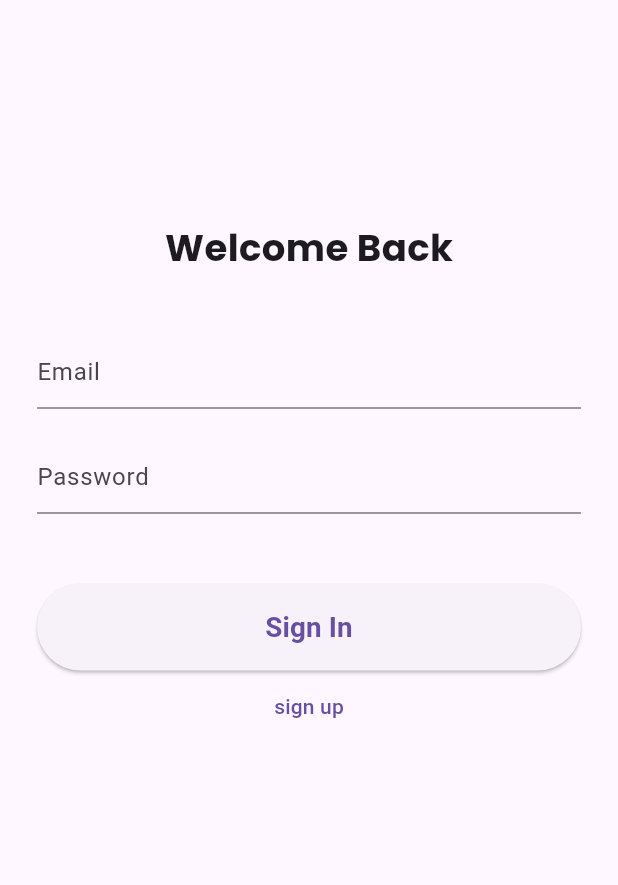
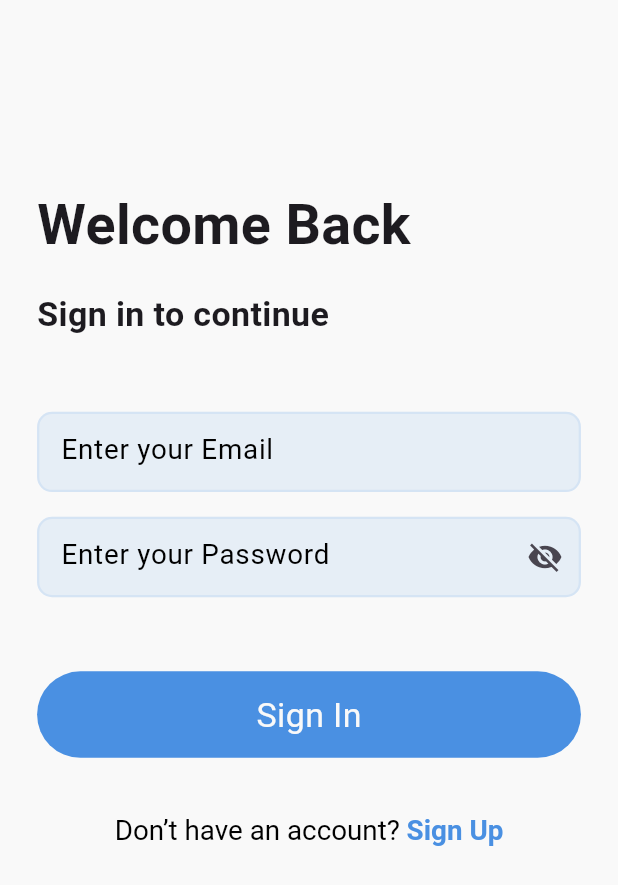
Before and after one commit to thwybhbadas/blog_app, a Flutter app: the SigninView screen opened by its route, on a phone screen of 412 x 824 dp. Shown: the top 885 px of the screen. Run offline on Flutter 3.47's test engine with Material 3 defaults, Android fonts, the phone set to English and light mode, and no system bars; our stand-ins replace cloud_firestore, firebase_auth, firebase_core, get, google_fonts, lottie; accounts and stored records are empty; Roboto replaces fonts that are missing (Zain).

Commit message:
8	UI/UX Design for Mobile Apps Mobile UX principles. Colors & Typography. Firestore CRUD operations. Real-time data. Connect Firestore with GetX.

```diff
--- /dev/null
+++ b/lib/app/core/utils/app_colors.dart
@@ -0,0 +1,10 @@
+import 'package:flutter/material.dart';
+
+class AppColors {
+  static const primary = Color(0xFF4A90E2);
+    static const scandry = Color.fromARGB(28, 74, 145, 226);
+
+  static const background = Color(0xFFF9F9F9);
+  static const textDark = Color(0xFF222222);
+  static const error = Color(0xFFE74C3C);
+}
--- a/lib/app/core/utils/app_dimensions.dart
+++ b/lib/app/core/utils/app_dimensions.dart
@@ -14,7 +14,7 @@ class AppDimensions {
   static double buttonHeight = screenHeight * 0.07;
 
   // Font sizes
-  static double fontSmall = screenWidth * 0.035;
-  static double fontMedium = screenWidth * 0.045;
-  static double fontLarge = screenWidth * 0.06;
+  static double fontSmall = screenWidth * 0.045;
+  static double fontMedium = screenWidth * 0.055;
+  static double fontLarge = screenWidth * 0.09;
 }
--- a/lib/app/core/utils/app_text_style.dart
+++ b/lib/app/core/utils/app_text_style.dart
@@ -1,10 +1,11 @@
 import 'package:flutter/material.dart';
 import 'package:google_fonts/google_fonts.dart';
+import 'package:myblog/app/core/utils/app_colors.dart';
 import 'package:myblog/app/core/utils/app_dimensions.dart';
 
 class AppTextStyles {
   // Titles
-  static TextStyle titleLarge = GoogleFonts.poppins(
+  static TextStyle titleLarge = GoogleFonts.zain(
     fontSize: AppDimensions.fontLarge,
     fontWeight: FontWeight.bold,
   );
@@ -18,12 +19,19 @@ class AppTextStyles {
   static TextStyle body = GoogleFonts.zain(
     fontSize: AppDimensions.fontSmall,
     fontWeight: FontWeight.normal,
+    color: Colors.black
   );
 
   // Buttons
   static TextStyle button = GoogleFonts.zain(
     fontSize: AppDimensions.fontMedium,
+    fontWeight: FontWeight.normal,
+    color: AppColors.background,
+  );
+  static TextStyle links = GoogleFonts.zain(
+    fontSize: AppDimensions.fontSmall,
     fontWeight: FontWeight.w600,
+    color: AppColors.primary,
   );
 
   // Caption
--- a/lib/app/modules/auth/views/signin_view.dart
+++ b/lib/app/modules/auth/views/signin_view.dart
@@ -1,6 +1,7 @@
 import 'package:flutter/material.dart';
 
 import 'package:get/get.dart';
+import 'package:myblog/app/core/utils/app_colors.dart';
 import 'package:myblog/app/core/utils/app_dimensions.dart';
 import 'package:myblog/app/core/utils/app_text_style.dart';
 import 'package:myblog/app/modules/auth/controllers/auth_controller.dart';
@@ -15,82 +16,143 @@ class SigninView extends GetView<AuthController> {
   @override
   Widget build(BuildContext context) {
     return Scaffold(
+      //
+      backgroundColor: AppColors.background,
+
       body: SingleChildScrollView(
         child: Padding(
           padding: EdgeInsets.all(AppDimensions.paddingMedium),
-          // padding: const EdgeInsets.all(20),
           child: Column(
+            crossAxisAlignment: CrossAxisAlignment.start,
             children: [
+              SizedBox(height: AppDimensions.screenHeight * 0.12),
+              Text("Welcome Back", style: AppTextStyles.titleLarge),
               //
-              SizedBox(height: AppDimensions.screenHeight * 0.15),
+              SizedBox(height: AppDimensions.paddingSmall),
               //
-              Text(
-                "Welcome Back",
-
-                // style: TextStyle(
-                //   fontSize: AppDimensions.fontLarge,
-                //   fontWeight: FontWeight.bold,
-                // ),
-                style: AppTextStyles.titleLarge,
-              ),
-              //
-              SizedBox(height: AppDimensions.screenHeight * 0.05),
-
+              Text("Sign in to continue", style: AppTextStyles.titleMedium),
+              SizedBox(height: AppDimensions.screenHeight * 0.06),
               // Email
               SizedBox(
                 height: AppDimensions.fieldHeight,
                 child: TextField(
+                  keyboardType: TextInputType.emailAddress,
                   controller: emailController,
-                  decoration: const InputDecoration(hintText: "Email"),
+                  decoration: InputDecoration(
+                    filled: true,
+                    fillColor: AppColors.scandry,
+                    border: InputBorder.none, // إخفاء الحدود
+                    enabledBorder: OutlineInputBorder(
+                      borderSide: BorderSide(
+                        color: AppColors.scandry,
+                        width: 1.5,
+                      ),
+                      borderRadius: BorderRadius.circular(10),
+                    ),
+                    focusedBorder: OutlineInputBorder(
+                      borderSide: BorderSide(
+                        color: AppColors.primary,
+                        width: 1.5,
+                      ),
+                      borderRadius: BorderRadius.circular(10),
+                    ),
+                    hintText: "Enter your Email",
+                    hintStyle: AppTextStyles.body,
+                  ),
                 ),
               ),
 
-              // const SizedBox(height: 15),
               SizedBox(height: AppDimensions.paddingSmall),
 
-              SizedBox(
-                height: AppDimensions.fieldHeight,
-                child: TextField(
-                  controller: passwordController,
-                  obscureText: true,
-                  decoration: const InputDecoration(hintText: "Password"),
+              Obx(
+                () => SizedBox(
+                  height: AppDimensions.fieldHeight,
+                  child: TextField(
+                    keyboardType: TextInputType.visiblePassword,
+                    controller: passwordController,
+                    obscureText: controller.isPasswordHidden.value,
+                    decoration: InputDecoration(
+                      filled: true,
+                      fillColor: AppColors.scandry,
+                      border: InputBorder.none, // إخفاء الحدود
+                      enabledBorder: OutlineInputBorder(
+                        borderSide: BorderSide(
+                          color: AppColors.scandry,
+                          width: 1.5,
+                        ),
+                        borderRadius: BorderRadius.circular(10),
+                      ),
+                      focusedBorder: OutlineInputBorder(
+                        borderSide: BorderSide(
+                          color: AppColors.primary,
+                          width: 1.5,
+                        ),
+                        borderRadius: BorderRadius.circular(10),
+                      ),
+                      hintText: "Enter your Password",
+                      hintStyle: AppTextStyles.body,
+                      suffixIcon: IconButton(
+                        icon: Icon(
+                          controller.isPasswordHidden.value
+                              ? Icons.visibility_off
+                              : Icons.visibility,
+                        ),
+                        onPressed: controller.togglePassword,
+                      ),
+                    ),
+                  ),
                 ),
               ),
-              SizedBox(height: AppDimensions.screenHeight * 0.05),
 
-              // const SizedBox(height: 25),
+              SizedBox(height: AppDimensions.screenHeight * 0.06),
 
               // Button
-              SizedBox(
-                //
-                height: AppDimensions.buttonHeight,
-                width: double.infinity,
-                child: Obx(
-                  () => controller.isLoading.value
-                      ? const Center(child: CircularProgressIndicator())
-                      : ElevatedButton(
-                          onPressed: () {
-                            controller.signIn(
-                              emailController.text.trim(),
-                              passwordController.text.trim(),
-                            );
-                          },
-                          child: Text(
-                            "Sign In",
-                            style: AppTextStyles.button,
-                            // style: TextStyle(
-                            //   //
-                            //   fontSize: AppDimensions.fontMedium,
-                            // ),
+              Obx(
+                () => controller.isLoading.value
+                    ? Center(child: CircularProgressIndicator())
+                    : InkWell(
+                        borderRadius: BorderRadius.circular(30),
+                        onTap: () => controller.signIn(
+                          emailController.text.trim(),
+                          passwordController.text.trim(),
+                        ),
+                        child: Container(
+                          height: AppDimensions.buttonHeight,
+                          width: double.infinity,
+                          decoration: BoxDecoration(
+                            borderRadius: BorderRadius.circular(30),
+                            color: AppColors.primary,
+                          ),
+                          child: Center(
+                            child: Text("Sign In", style: AppTextStyles.button),
                           ),
                         ),
+                      ),
+              ),
+
+              SizedBox(height: AppDimensions.paddingMedium),
+              // -------- SIGN UP LINK --------
+              Center(
+                child: TextButton(
+                  onPressed: () {
+                    Get.toNamed(Routes.SIGNUP);
+                  },
+                  child:RichText(text: TextSpan(
+                    children: [
+                      TextSpan(
+                        text:  "Don’t have an account?",
+                        style: AppTextStyles.body,
+                      ),
+                      TextSpan(
+                        text:  " ",
+                      ),
+                      TextSpan(
+                        text:  "Sign Up",
+                        style: AppTextStyles.links,
+                      ),
+                    ]
+                  ))
                 ),
-              ),
-              TextButton(
-                onPressed: () {
-                  Get.offAndToNamed(Routes.SIGNUP);
-                },
-                child: Text("sign up"),
               ),
             ],
           ),
--- a/lib/app/modules/splash/controllers/splash_controller.dart
+++ b/lib/app/modules/splash/controllers/splash_controller.dart
@@ -11,7 +11,7 @@ class SplashController extends GetxController {
   }
 
   Future<void> checkLoginStatus() async {
-    await Future.delayed(const Duration(seconds: 2));
+    await Future.delayed(const Duration(seconds:8));
 
     final user = FirebaseAuth.instance.currentUser;
 
--- a/lib/app/routes/app_routes.dart
+++ b/lib/app/routes/app_routes.dart
@@ -11,6 +11,7 @@ abstract class Routes {
   static const SIGNIN = _Paths.SIGNIN;
   static const SIGNUP = _Paths.SIGNUP;
   static const PROFILE = _Paths.PROFILE;
+  static const CREATE_POST = _Paths.CREATE_POST;
 }
 
 abstract class _Paths {
@@ -23,4 +24,5 @@ abstract class _Paths {
   static const SIGNIN = '/signin';
   static const SIGNUP = '/signup';
   static const PROFILE = '/profile';
+  static const CREATE_POST = '/create-post';
 }
--- a/lib/main.dart
+++ b/lib/main.dart
@@ -11,6 +11,7 @@ void main() async {
   );
   runApp(
     GetMaterialApp(
+      debugShowCheckedModeBanner: false,
       title: "Application",
       initialRoute: AppPages.INITIAL,
       getPages: AppPages.routes,
```
Also changed, not shown: assets/lottie/loading.json (added, +1 -0 lines), lib/app/data/models/post_model.dart (added, +31 -0 lines), lib/app/data/services/firebase_services.dart (+54 -0 lines), lib/app/modules/create_post/bindings/create_post_binding.dart (added, +12 -0 lines), lib/app/modules/create_post/controllers/create_post_controller.dart (added, +36 -0 lines), lib/app/modules/create_post/views/create_post_view.dart (added, +48 -0 lines), lib/app/modules/home/controllers/home_controller.dart (+8 -16 lines), lib/app/modules/home/views/home_view.dart (+75 -30 lines), lib/app/modules/splash/views/splash_view.dart (+18 -3 lines), lib/app/routes/app_pages.dart (+7 -0 lines), pubspec.yaml (+4 -3 lines), assets/images/logo.png (added), assets/images/splash.png (added), pubspec.lock.
